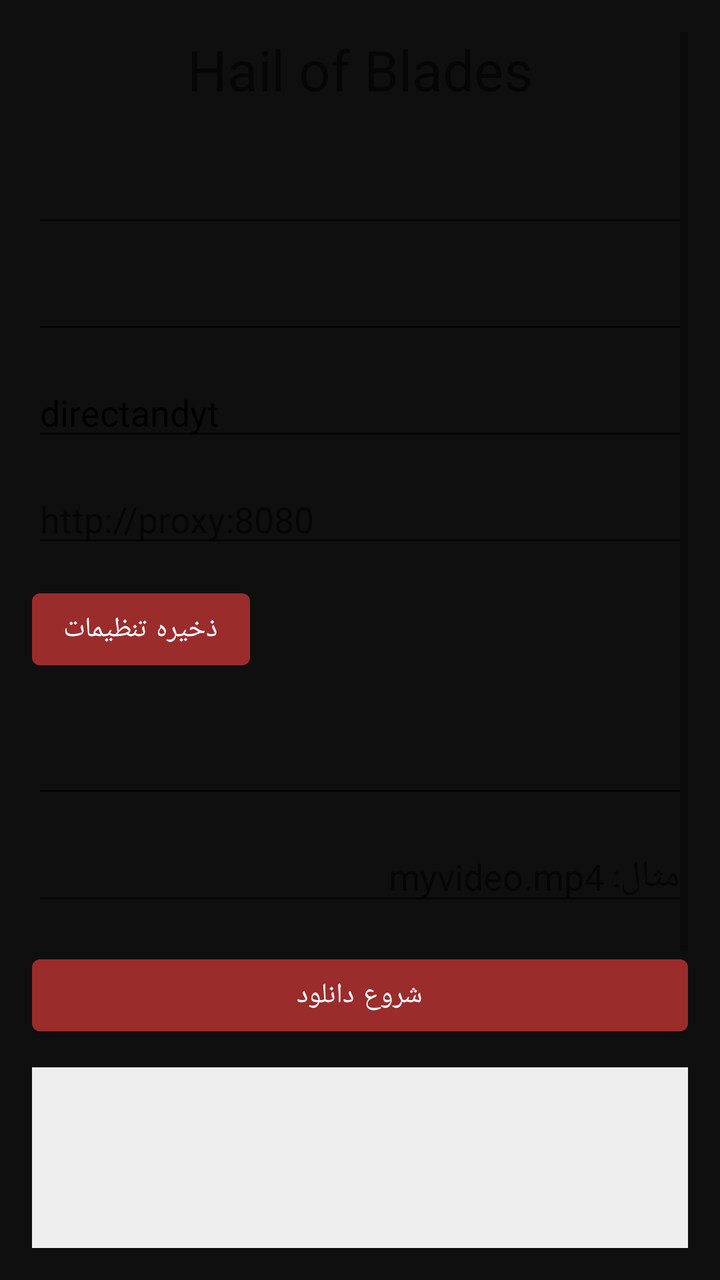
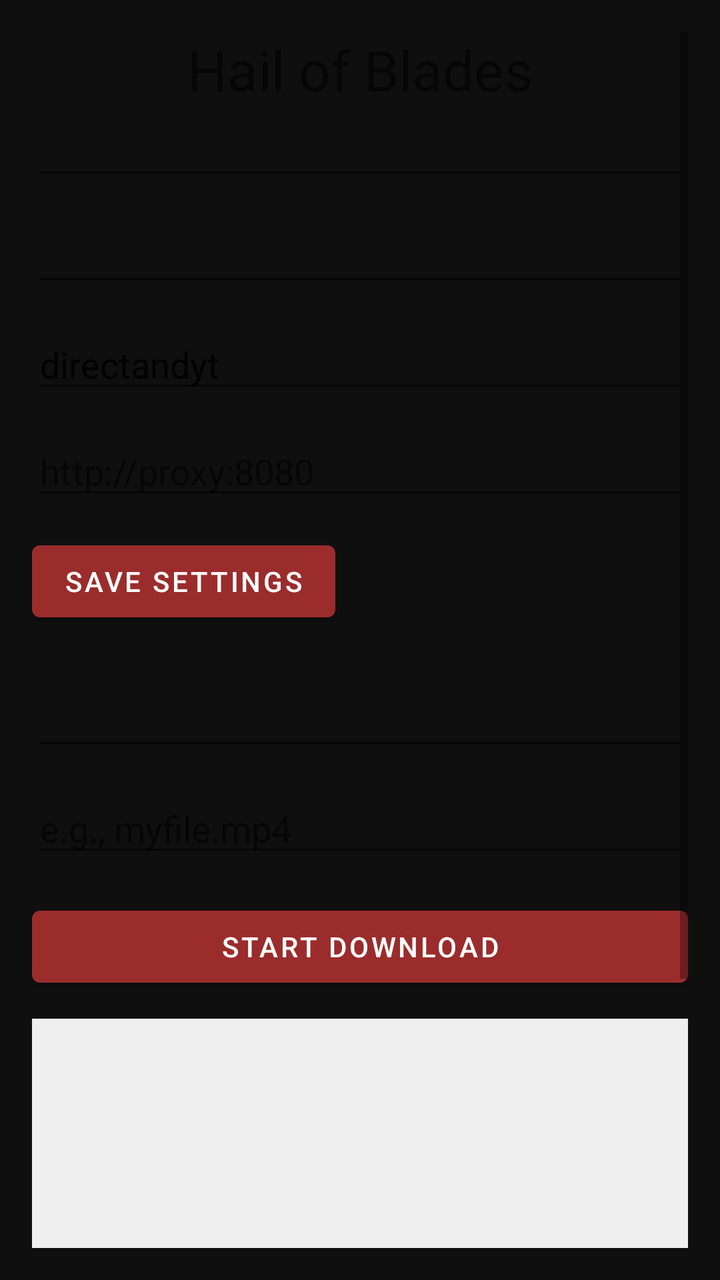

The first picture is an Android layout as it rendered before a commit; the second is the same layout after the commit. The layout source and the unified diff follow.
<!-- AndroidManifest.xml: application theme Theme.HOB -->
<!-- res/layout/activity_main.xml -->
<?xml version="1.0" encoding="utf-8"?>
<ScrollView xmlns:android="http://schemas.android.com/apk/res/android"
    android:layout_width="match_parent"
    android:layout_height="match_parent"
    android:padding="16dp">

    <LinearLayout
        android:layout_width="match_parent"
        android:layout_height="wrap_content"
        android:orientation="vertical">

        <TextView
            android:id="@+id/titleText"
            android:layout_width="wrap_content"
            android:layout_height="wrap_content"
            android:text="Hail of Blades"
            android:textSize="28sp"
            android:layout_gravity="center"
            android:paddingBottom="24dp" />

        <TextView android:text="توکن گیت‌هاب" />
        <EditText
            android:id="@+id/tokenInput"
            android:layout_width="match_parent"
            android:layout_height="wrap_content"
            android:inputType="textPassword" />

        <TextView android:text="مالک ریپازیتوری" android:layout_marginTop="12dp" />
        <EditText
            android:id="@+id/ownerInput"
            android:layout_width="match_parent"
            android:layout_height="wrap_content" />

        <TextView android:text="نام ریپازیتوری" android:layout_marginTop="12dp" />
        <EditText
            android:id="@+id/repoInput"
            android:layout_width="match_parent"
            android:layout_height="wrap_content"
            android:text="directandyt" />

        <TextView android:text="پروکسی (اختیاری)" android:layout_marginTop="12dp" />
        <EditText
            android:id="@+id/proxyInput"
            android:layout_width="match_parent"
            android:layout_height="wrap_content"
            android:hint="http://proxy:8080" />

        <Button
            android:id="@+id/saveSettingsButton"
            android:layout_width="wrap_content"
            android:layout_height="wrap_content"
            android:text="ذخیره تنظیمات"
            android:layout_marginTop="12dp" />

        <TextView android:text="آدرس فایل (URL)" android:layout_marginTop="24dp" />
        <EditText
            android:id="@+id/urlInput"
            android:layout_width="match_parent"
            android:layout_height="wrap_content" />

        <TextView android:text="نام فایل خروجی (اختیاری)" android:layout_marginTop="12dp" />
        <EditText
            android:id="@+id/filenameInput"
            android:layout_width="match_parent"
            android:layout_height="wrap_content"
            android:hint="مثال: myvideo.mp4" />

        <Button
            android:id="@+id/startButton"
            android:layout_width="match_parent"
            android:layout_height="wrap_content"
            android:text="شروع دانلود"
            android:layout_marginTop="16dp" />

        <ProgressBar
            android:id="@+id/progressBar"
            style="?android:attr/progressBarStyleHorizontal"
            android:layout_width="match_parent"
            android:layout_height="wrap_content"
            android:layout_marginTop="16dp"
            android:visibility="gone" />

        <TextView
            android:id="@+id/logText"
            android:layout_width="match_parent"
            android:layout_height="150dp"
            android:background="#EEEEEE"
            android:padding="8dp"
            android:scrollbars="vertical"
            android:layout_marginTop="12dp" />

        <Button
            android:id="@+id/clearLogButton"
            android:layout_width="wrap_content"
            android:layout_height="wrap_content"
            android:text="پاک کردن لاگ"
            android:layout_gravity="end" />

        <Button
            android:id="@+id/manageFoldersButton"
            android:layout_width="match_parent"
            android:layout_height="wrap_content"
            android:text="مدیریت پوشه‌های قدیمی در ریپازیتوری"
            android:layout_marginTop="16dp" />

        <LinearLayout
            android:layout_width="match_parent"
            android:layout_height="wrap_content"
            android:orientation="horizontal"
            android:gravity="center"
            android:layout_marginTop="16dp">

            <TextView
                android:id="@+id/telegramLink"
                android:layout_width="wrap_content"
                android:layout_height="wrap_content"
                android:text="📱 @Hailofblades"
                android:textColor="#0088cc"
                android:padding="8dp"
                android:clickable="true" />

            <TextView android:text="  |  " />

            <TextView
                android:id="@+id/githubLink"
                android:layout_width="wrap_content"
                android:layout_height="wrap_content"
                android:text="🐙 GitHub"
                android:textColor="#AAAAAA"
                android:padding="8dp"
                android:clickable="true" />
        </LinearLayout>

    </LinearLayout>
</ScrollView>
<!-- resources referenced by this layout -->
<resources>
  <style name="Theme.HOB" parent="Theme.MaterialComponents.DayNight.NoActionBar">
          <item name="android:windowBackground">@color/background</item>
          <item name="android:statusBarColor">@color/background</item>
          <item name="android:navigationBarColor">@color/background</item>
          <item name="colorPrimary">@color/accentRune</item>
          <item name="colorPrimaryVariant">@color/accentRuneLight</item>
          <item name="colorOnPrimary">@color/textPrimary</item>
          <item name="colorSurface">@color/surface</item>
          <item name="colorOnSurface">@color/textPrimary</item>
      </style>
  <color name="background">#0F0F0F</color>
  <color name="accentRune">#9B2C2C</color>
  <color name="accentRuneLight">#C04444</color>
  <color name="textPrimary">#FFFFFF</color>
  <color name="surface">#1E1E1E</color>
</resources>

<!-- the commit's change to res/layout/activity_main.xml (unified diff, before → after) -->
@@ -15,30 +15,29 @@
             android:layout_height="wrap_content"
             android:text="Hail of Blades"
             android:textSize="28sp"
-            android:layout_gravity="center"
-            android:paddingBottom="24dp" />
+            android:layout_gravity="center" />
 
-        <TextView android:text="توکن گیت‌هاب" />
+        <TextView android:text="GitHub Token" />
         <EditText
             android:id="@+id/tokenInput"
             android:layout_width="match_parent"
             android:layout_height="wrap_content"
             android:inputType="textPassword" />
 
-        <TextView android:text="مالک ریپازیتوری" android:layout_marginTop="12dp" />
+        <TextView android:text="Repo Owner" android:layout_marginTop="12dp" />
         <EditText
             android:id="@+id/ownerInput"
             android:layout_width="match_parent"
             android:layout_height="wrap_content" />
 
-        <TextView android:text="نام ریپازیتوری" android:layout_marginTop="12dp" />
+        <TextView android:text="Repo Name" android:layout_marginTop="12dp" />
         <EditText
             android:id="@+id/repoInput"
             android:layout_width="match_parent"
             android:layout_height="wrap_content"
             android:text="directandyt" />
 
-        <TextView android:text="پروکسی (اختیاری)" android:layout_marginTop="12dp" />
+        <TextView android:text="Proxy (optional)" android:layout_marginTop="12dp" />
         <EditText
             android:id="@+id/proxyInput"
             android:layout_width="match_parent"
@@ -49,27 +48,27 @@
             android:id="@+id/saveSettingsButton"
             android:layout_width="wrap_content"
             android:layout_height="wrap_content"
-            android:text="ذخیره تنظیمات"
+            android:text="Save Settings"
             android:layout_marginTop="12dp" />
 
-        <TextView android:text="آدرس فایل (URL)" android:layout_marginTop="24dp" />
+        <TextView android:text="File URL" android:layout_marginTop="24dp" />
         <EditText
             android:id="@+id/urlInput"
             android:layout_width="match_parent"
             android:layout_height="wrap_content" />
 
-        <TextView android:text="نام فایل خروجی (اختیاری)" android:layout_marginTop="12dp" />
+        <TextView android:text="Output Filename (optional)" android:layout_marginTop="12dp" />
         <EditText
             android:id="@+id/filenameInput"
             android:layout_width="match_parent"
             android:layout_height="wrap_content"
-            android:hint="مثال: myvideo.mp4" />
+            android:hint="e.g., myfile.mp4" />
 
         <Button
             android:id="@+id/startButton"
             android:layout_width="match_parent"
             android:layout_height="wrap_content"
-            android:text="شروع دانلود"
+            android:text="Start Download"
             android:layout_marginTop="16dp" />
 
         <ProgressBar
@@ -93,14 +92,14 @@
             android:id="@+id/clearLogButton"
             android:layout_width="wrap_content"
             android:layout_height="wrap_content"
-            android:text="پاک کردن لاگ"
+            android:text="Clear Log"
             android:layout_gravity="end" />
 
         <Button
             android:id="@+id/manageFoldersButton"
             android:layout_width="match_parent"
             android:layout_height="wrap_content"
-            android:text="مدیریت پوشه‌های قدیمی در ریپازیتوری"
+            android:text="Manage Old Folders"
             android:layout_marginTop="16dp" />
 
         <LinearLayout
@@ -114,18 +113,18 @@
                 android:id="@+id/telegramLink"
                 android:layout_width="wrap_content"
                 android:layout_height="wrap_content"
-                android:text="📱 @Hailofblades"
+                android:text="@Hailofblades"
                 android:textColor="#0088cc"
                 android:padding="8dp"
                 android:clickable="true" />
 
-            <TextView android:text="  |  " />
+            <TextView android:text=" | " />
 
             <TextView
                 android:id="@+id/githubLink"
                 android:layout_width="wrap_content"
                 android:layout_height="wrap_content"
-                android:text="🐙 GitHub"
+                android:text="GitHub"
                 android:textColor="#AAAAAA"
                 android:padding="8dp"
                 android:clickable="true" />
